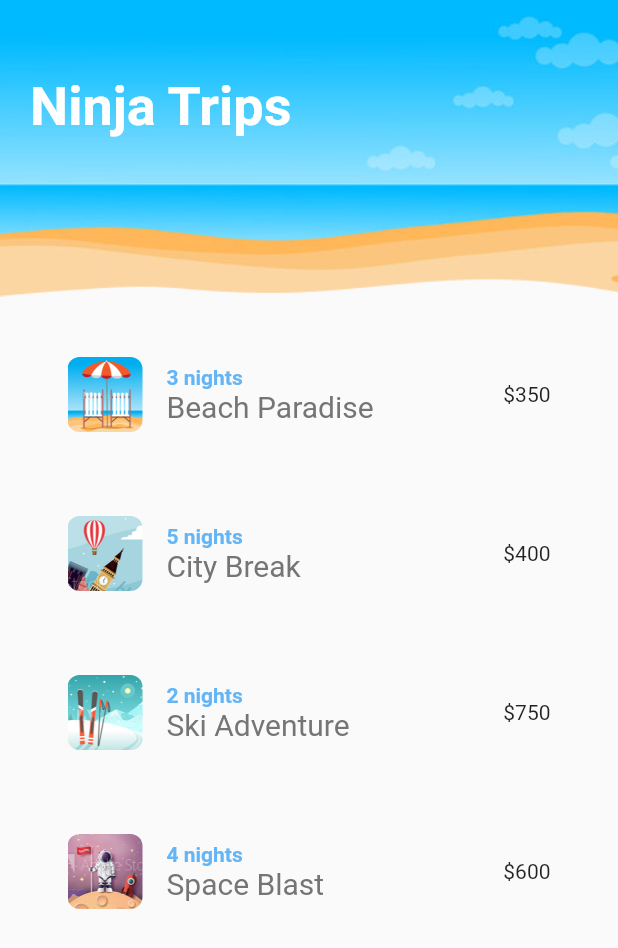
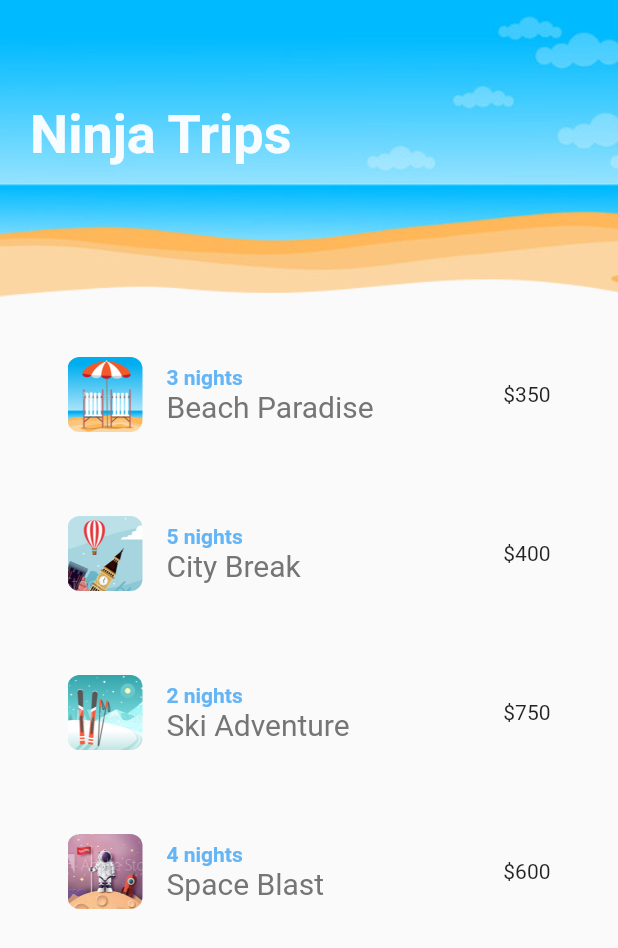
Before and after one commit to lpusz/flutter-animations, a Flutter app: the Home screen opened directly, on a phone screen of 412 x 824 dp. Shown: the top 948 px of the screen. Run offline on Flutter 3.47's test engine with Material 2 defaults, Android fonts, the phone set to English and light mode, and no system bars; our stand-ins replace flutter_lorem.

Commit message:
Flutter Animation Tutorial #3 - Tween Animation Builder

```diff
--- a/ninja_trips/lib/main.dart
+++ b/ninja_trips/lib/main.dart
@@ -1,17 +1,16 @@
 import 'package:flutter/material.dart';
-import 'package:ninja_trips/screens/sand_box.dart';
+import 'package:ninja_trips/screens/home.dart';
 
 void main() {
   runApp(MyApp());
 }
 
 class MyApp extends StatelessWidget {
-  // This widget is the root of your application.
   @override
   Widget build(BuildContext context) {
     return MaterialApp(
       title: 'Ninja Trips',
-      home: SandBox(),
+      home: Home(),
     );
   }
 }
--- a/ninja_trips/lib/shared/screen_title.dart
+++ b/ninja_trips/lib/shared/screen_title.dart
@@ -10,12 +10,28 @@ class ScreenTitle extends StatelessWidget {
 
   @override
   Widget build(BuildContext context) {
-    return Text(
-      text,
-      style: TextStyle(
-        fontSize: 36,
-        color: Colors.white,
-        fontWeight: FontWeight.bold,
+    return TweenAnimationBuilder(
+      duration: const Duration(seconds: 2),
+      builder: (BuildContext context, double tweenValue, Widget? child) {
+        return Opacity(
+          opacity: tweenValue,
+          child: Padding(
+            padding: EdgeInsets.only(top: tweenValue * 20),
+            child: child,
+          ),
+        );
+      },
+      tween: Tween<double>(
+        begin: 0,
+        end: 1,
+      ),
+      child: Text(
+        text,
+        style: TextStyle(
+          fontSize: 36,
+          color: Colors.white,
+          fontWeight: FontWeight.bold,
+        ),
       ),
     );
   }
```
